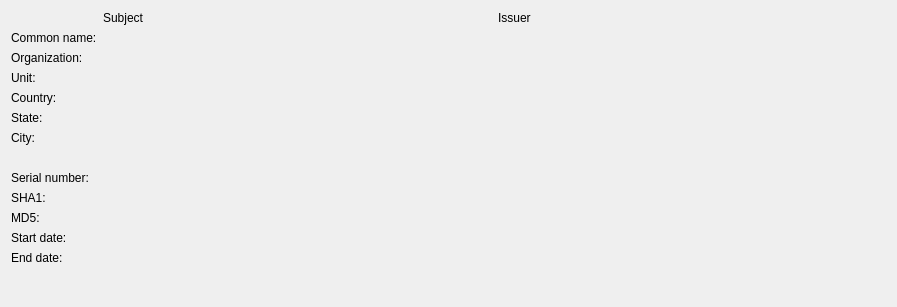
Qt form src/util/gui/sslcertificateinfowidget.ui (0xd34df00d/leechcraft) before a commit.
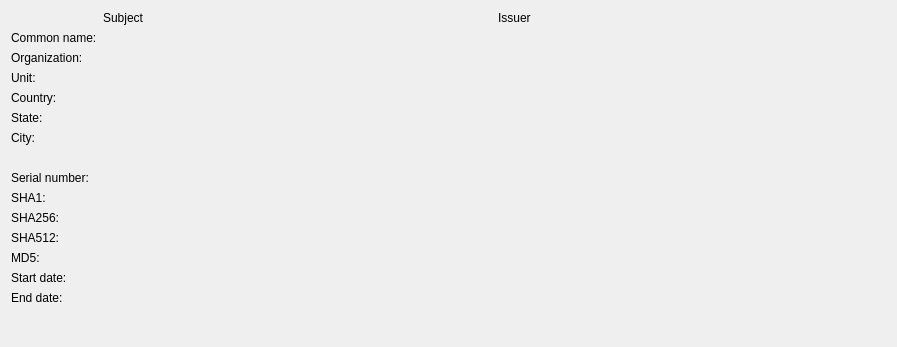
The same form after that commit.

Commit message: [Util] Added SHA256 and 512 labels.

```diff
--- a/src/util/gui/sslcertificateinfowidget.ui
+++ b/src/util/gui/sslcertificateinfowidget.ui
@@ -7,7 +7,7 @@
     <x>0</x>
     <y>0</y>
     <width>897</width>
-    <height>307</height>
+    <height>347</height>
    </rect>
   </property>
   <property name="windowTitle">
@@ -205,48 +205,76 @@
      </property>
     </widget>
    </item>
-   <item row="4" column="0">
+   <item row="6" column="0">
     <widget class="QLabel" name="label_23">
      <property name="text">
       <string>MD5:</string>
      </property>
     </widget>
    </item>
-   <item row="4" column="1">
+   <item row="6" column="1">
     <widget class="QLabel" name="Md5_">
      <property name="text">
       <string/>
      </property>
     </widget>
    </item>
-   <item row="5" column="0">
+   <item row="7" column="0">
     <widget class="QLabel" name="label_24">
      <property name="text">
       <string>Start date:</string>
      </property>
     </widget>
    </item>
-   <item row="5" column="1">
+   <item row="7" column="1">
     <widget class="QLabel" name="StartDate_">
      <property name="text">
       <string/>
      </property>
     </widget>
    </item>
-   <item row="6" column="0">
+   <item row="8" column="0">
     <widget class="QLabel" name="label_16">
      <property name="text">
       <string>End date:</string>
      </property>
     </widget>
    </item>
-   <item row="6" column="1">
+   <item row="8" column="1">
     <widget class="QLabel" name="EndDate_">
      <property name="text">
       <string/>
      </property>
     </widget>
    </item>
+   <item row="4" column="0">
+    <widget class="QLabel" name="label">
+     <property name="text">
+      <string>SHA256:</string>
+     </property>
+    </widget>
+   </item>
+   <item row="5" column="0">
+    <widget class="QLabel" name="label_2">
+     <property name="text">
+      <string>SHA512:</string>
+     </property>
+    </widget>
+   </item>
+   <item row="4" column="1">
+    <widget class="QLabel" name="Sha256_">
+     <property name="text">
+      <string/>
+     </property>
+    </widget>
+   </item>
+   <item row="5" column="1">
+    <widget class="QLabel" name="Sha512_">
+     <property name="text">
+      <string/>
+     </property>
+    </widget>
+   </item>
   </layout>
  </widget>
  <resources/>
```
The commit also changes 1 other file.
